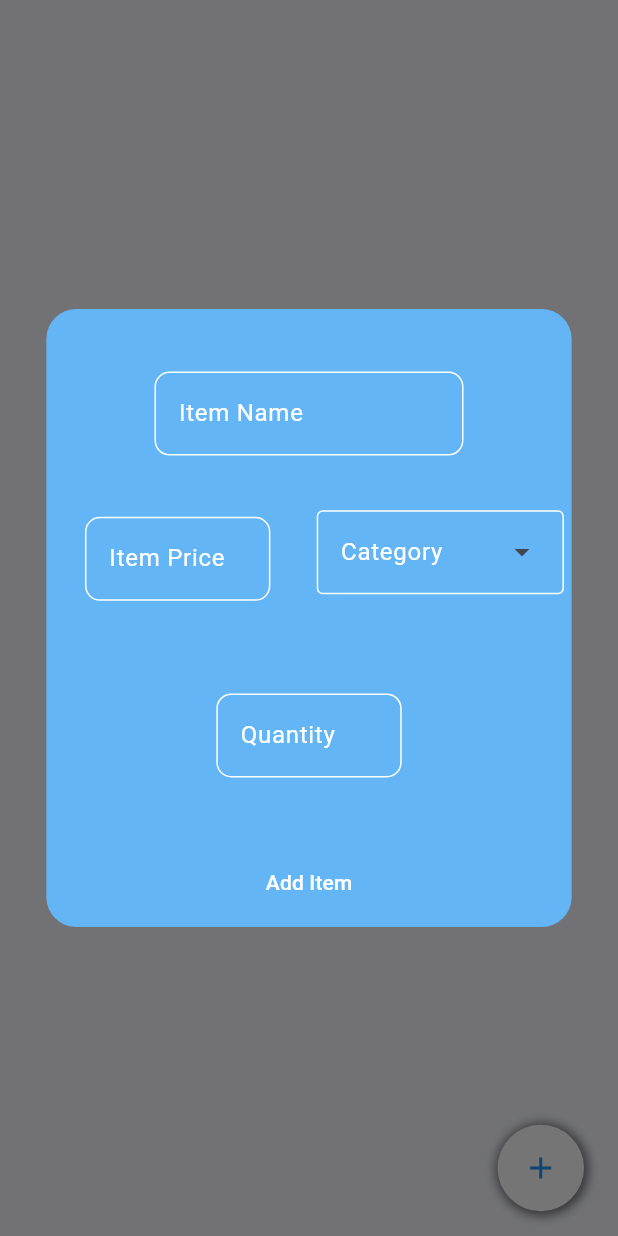
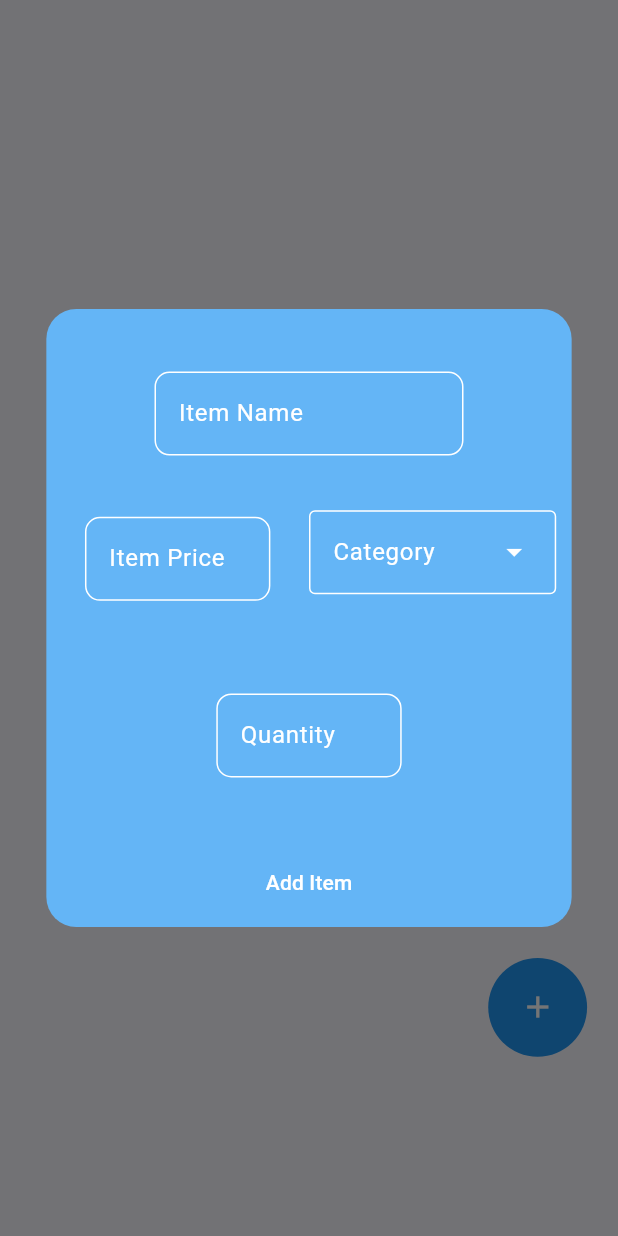
Before and after one commit to UmairRuman/home_manager, a Flutter app: the GroceryPage screen opened directly, after a tap on the "add" icon, on a phone screen of 412 x 824 dp. Run offline on Flutter 3.47's test engine with Material 3 defaults, Android fonts, the phone set to English and light mode, and no system bars; our stand-ins replace animated_notch_bottom_bar, connectivity_plus, flutter_riverpod, get_it, lottie, shared_preferences; accounts and stored records are empty.

Commit message:
Ui updated

```diff
--- a/lib/pages/groceries_page/view/add_new_item_dialog.dart
+++ b/lib/pages/groceries_page/view/add_new_item_dialog.dart
@@ -15,6 +15,7 @@ class AddNewExpenseItemDialog extends ConsumerWidget {
   static const _emptyFieldError = 'Field Cannot Be Empty';
   static const _nameFieldError = 'Only Alphabets!';
   static const _priceAndQuantityFieldError = 'Only Digits!';
+  static const scaffoldMessangerText = 'Item added';
   @override
   Widget build(BuildContext context, WidgetRef ref) {
     final GlobalKey<FormState> formKey = GlobalKey<FormState>();
@@ -121,6 +122,16 @@ class AddNewExpenseItemDialog extends ConsumerWidget {
                                 icon: Icons.abc);
                             quantityProvider.addNewItem(model, checkCategory());
                             quantityProvider.resetControllers();
+                            ScaffoldMessenger.of(context)
+                              ..clearSnackBars()
+                              ..showSnackBar(
+                                SnackBar(
+                                    content: const Text(
+                                      scaffoldMessangerText,
+                                      style: TextStyle(color: Colors.white),
+                                    ),
+                                    backgroundColor: Colors.blue.shade400),
+                              );
                             Navigator.of(context).pop();
                           }
                         },
@@ -170,6 +181,8 @@ class AddNewItemTextField extends StatelessWidget {
     return SizedBox(
       width: width * fieldSize,
       child: TextFormField(
+        cursorColor: Colors.white,
+        cursorWidth: width * 0.003,
         keyboardType: keyBoardType,
         controller: controller,
         style: textStyle,
--- a/lib/pages/groceries_page/view/grocreis_page.dart
+++ b/lib/pages/groceries_page/view/grocreis_page.dart
@@ -11,7 +11,7 @@ class GroceryPage extends ConsumerWidget {
   static DummyList dummyList = DummyList();
 
   static const _buttonSpacingFromRight = 0.05;
-  static const _buttonSpacingFromBottom = 0.02;
+  static const _buttonSpacingFromBottom = 0.14;
   @override
   Widget build(BuildContext context, WidgetRef ref) {
     ref.watch(quantitiesProvider);
--- a/lib/pages/groceries_page/widgets/add_item_button.dart
+++ b/lib/pages/groceries_page/widgets/add_item_button.dart
@@ -4,10 +4,8 @@ import 'package:flutter_project_home_manager/pages/groceries_page/view/add_new_i
 class AddNewItemButton extends StatelessWidget {
   const AddNewItemButton({super.key});
 
-  static const _btnWidth = 0.15;
-  static const _btnHeight = 0.07;
-  static const _btnBlurRadius = 5.0;
-  static const _btnSpreadRadius = 2.0;
+  static const _btnWidth = 0.16;
+  static const _btnHeight = 0.09;
 
   static const shadowOffset = Offset(1, 1);
 
@@ -28,19 +26,12 @@ class AddNewItemButton extends StatelessWidget {
           height: height * _btnHeight,
           child: const DecoratedBox(
             decoration: BoxDecoration(
-                color: Colors.white,
-                shape: BoxShape.circle,
-                boxShadow: [
-                  BoxShadow(
-                    color: Colors.black54,
-                    blurRadius: _btnBlurRadius,
-                    spreadRadius: _btnSpreadRadius,
-                    offset: shadowOffset,
-                  ),
-                ]),
+              color: Colors.blue,
+              shape: BoxShape.circle,
+            ),
             child: Icon(
               Icons.add,
-              color: Colors.blue,
+              color: Colors.white,
             ),
           )),
     );
--- a/lib/pages/groceries_page/widgets/add_new_item_center_design.dart
+++ b/lib/pages/groceries_page/widgets/add_new_item_center_design.dart
@@ -34,7 +34,8 @@ class AddNewItemCenterDesign extends ConsumerWidget {
             )),
         Expanded(
             flex: 1,
-            child: Center(
+            child: Align(
+              alignment: Alignment.centerLeft,
               child: Padding(
                 padding: EdgeInsets.only(bottom: height * 0.035),
                 child: DropdownMenu(
@@ -43,6 +44,8 @@ class AddNewItemCenterDesign extends ConsumerWidget {
                     width: width * 0.4,
                     textStyle: const TextStyle(color: Colors.white),
                     inputDecorationTheme: const InputDecorationTheme(
+                        suffixIconColor: Colors.white,
+                        iconColor: Colors.white,
                         hintStyle: TextStyle(color: Colors.white),
                         enabledBorder: OutlineInputBorder(
                             borderSide: BorderSide(color: Colors.white)),
--- a/lib/pages/groceries_page/widgets/grocery_list_tile_leading.dart
+++ b/lib/pages/groceries_page/widgets/grocery_list_tile_leading.dart
@@ -5,7 +5,7 @@ class ListTileLeading extends StatelessWidget {
       {super.key, required this.itemName, required this.totalQuantity});
   final String itemName;
   final int totalQuantity;
-  static const _boxWidth = 0.64;
+  static const _boxWidth = 0.5;
   static const _boxHeight = 0.1;
   @override
   Widget build(BuildContext context) {
--- a/lib/pages/utilities_page/view/utilites_page_list.dart
+++ b/lib/pages/utilities_page/view/utilites_page_list.dart
@@ -7,6 +7,8 @@ import 'package:flutter_riverpod/flutter_riverpod.dart';
 
 class UtiiltiesPageList extends ConsumerWidget {
   const UtiiltiesPageList({super.key});
+  static const _updateBtnText = 'Update bill';
+  static const _deleteBtnText = 'Delete bill';
 
   @override
   Widget build(BuildContext context, WidgetRef ref) {
@@ -55,7 +57,7 @@ class UtiiltiesPageList extends ConsumerWidget {
                       AppCommonButton(
                           width: width * 0.4,
                           backgroundColor: Colors.blue,
-                          buttonText: 'update bill',
+                          buttonText: _updateBtnText,
                           onClick: () {
                             controller.listItemUpdate(context, index);
                           },
@@ -63,7 +65,7 @@ class UtiiltiesPageList extends ConsumerWidget {
                       AppCommonButton(
                           width: width * 0.4,
                           backgroundColor: Colors.red,
-                          buttonText: 'Delete bill',
+                          buttonText: _deleteBtnText,
                           onClick: () {
                             controller.listItemDelete(context, index);
                           },
```
Also changed, not shown: lib/pages/weather_page/controller/weather_notifier.dart (+5 -3 lines), lib/pages/weather_page/view/weather_page.dart (+12 -7 lines), lib/pages/weather_page/widgets/weather_loaded_widget.dart (+6 -6 lines), pubspec.yaml (+4 -4 lines), assets/fonts/california.otf (added).
